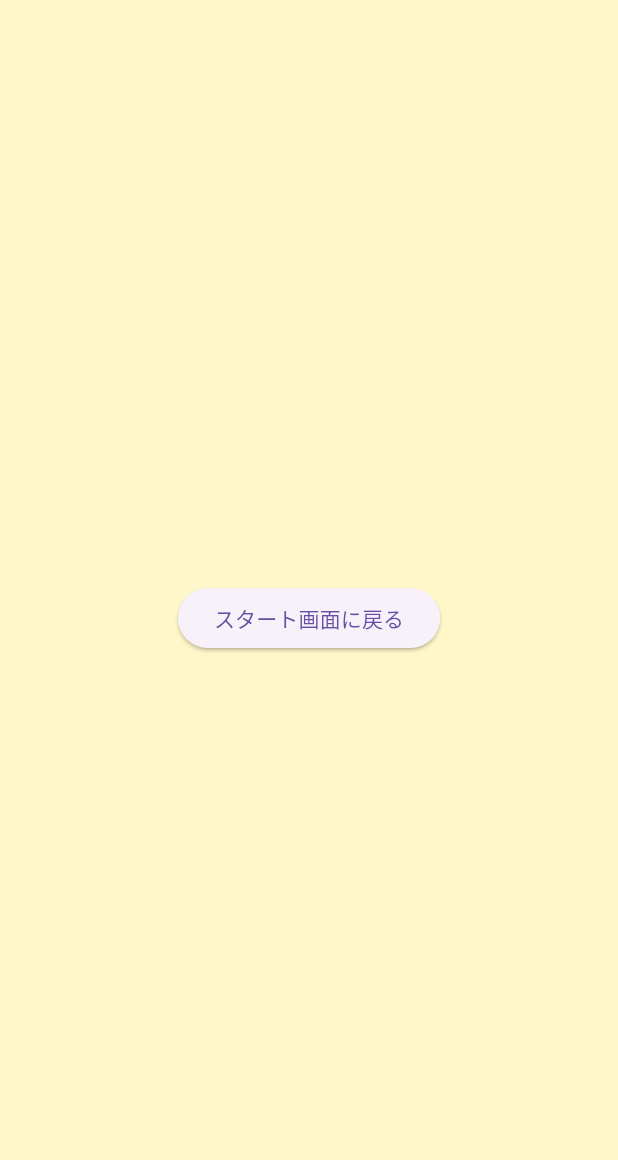
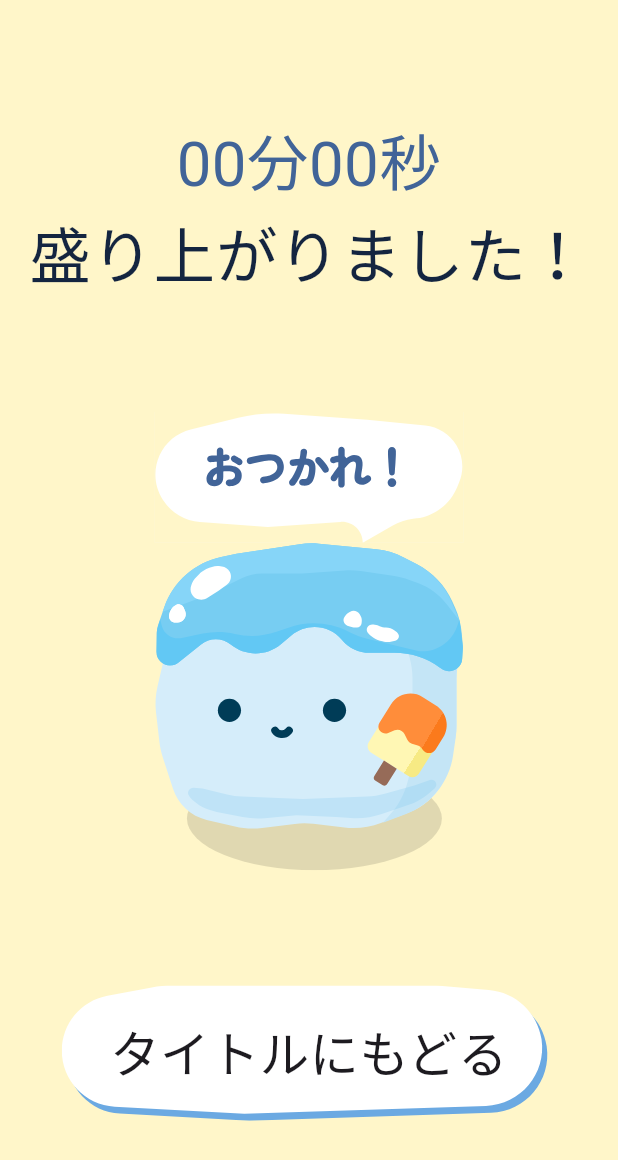
Before and after one commit to Tokeice/app, a Flutter app: the ResultScreen screen opened directly, on a phone screen of 412 x 824 dp. Shown: the top 1160 px of the screen. Run offline on Flutter 3.47's test engine with Material 3 defaults, Android fonts, the phone set to English and light mode, and no system bars; our stand-ins replace flutter_svg, permission_handler; missing offline and left inert: noise_meter; Roboto replaces fonts that are missing (Zen Maru Gothic).

Commit message:
add: リザルト画面のレイアウトを作成

```diff
--- a/lib/result_screen.dart
+++ b/lib/result_screen.dart
@@ -1,20 +1,87 @@
+import 'dart:ui';
+
 import 'package:flutter/material.dart';
+import 'package:flutter/widgets.dart';
+import 'package:flutter_svg/flutter_svg.dart';
 import 'main.dart';
 
 class ResultScreen extends StatelessWidget {
   @override
-  Widget build(BuildContext context) => Scaffold(
-    body: Center(
-      // 画面遷移のボタン
-      child: ElevatedButton(
-        child: Text('スタート画面に戻る'),
-        onPressed: () {
+  Widget build(BuildContext context) {
+    double screenWidth = MediaQuery.of(context).size.width;
+
+    return Scaffold(
+        body: Container(
+      child: Column(
+        mainAxisAlignment: MainAxisAlignment.spaceEvenly,
+        children: [
+          Container(
+            child: Column(children: [
+              Text(
+                '00分00秒',
+                textAlign: TextAlign.center,
+                style: TextStyle(
+                    fontSize: screenWidth * 0.1,
+                    color: Color.fromARGB(0xFF, 0x41, 0x64, 0x98)),
+              ),
+              Text(
+                '盛り上がりました！',
+                textAlign: TextAlign.center,
+                style: TextStyle(
+                    fontSize: screenWidth * 0.1,
+                    color: Color.fromARGB(0xFF, 0x14, 0x25, 0x40)),
+              )
+            ]),
+          ),
+          Container(
+            child: Column(
+              mainAxisAlignment: MainAxisAlignment.spaceAround,
+              children: [
+                Container(
+                  child: SvgPicture.asset('images/speech_bubble_result.svg',
+                      width: screenWidth * 0.5),
+                ),
+                Container(
+                  child: SvgPicture.asset(
+                    'images/character_with_icecream.svg',
+                    width: screenWidth * 0.5, // 画像の幅を画面幅の50%に指定
+                  ),
+                ),
+              ],
+            ),
+          ),
+          Container(
+            child: Center(
+                child: Stack(
+                  alignment: Alignment.center,
+                  children: [
+                  SizedBox(
+                      child: GestureDetector(
+                        onTap: () {
                           Navigator.push(
                             context,
                             MaterialPageRoute(builder: (context) => TitleScreen()),
                           );
                         },
+                        child: SvgPicture.asset(
+                          'images/button_back_to_title.svg',
+                          width: screenWidth * 0.8,
+                        ),
+                    )
+                  ),
+                  Positioned(
+                    child: Text(
+                      'タイトルにもどる',
+                      textAlign: TextAlign.center,
+                      style: TextStyle(
+                        fontSize: screenWidth * 0.08
                       ),
                     ),
-  );
+                  )
+            ])),
+          )
+        ],
+      ),
+    ));
   }
+}
```
Also changed, not shown: images/button_back_to_title.svg (added). Lines whose indentation alone changed are shown as unchanged.
